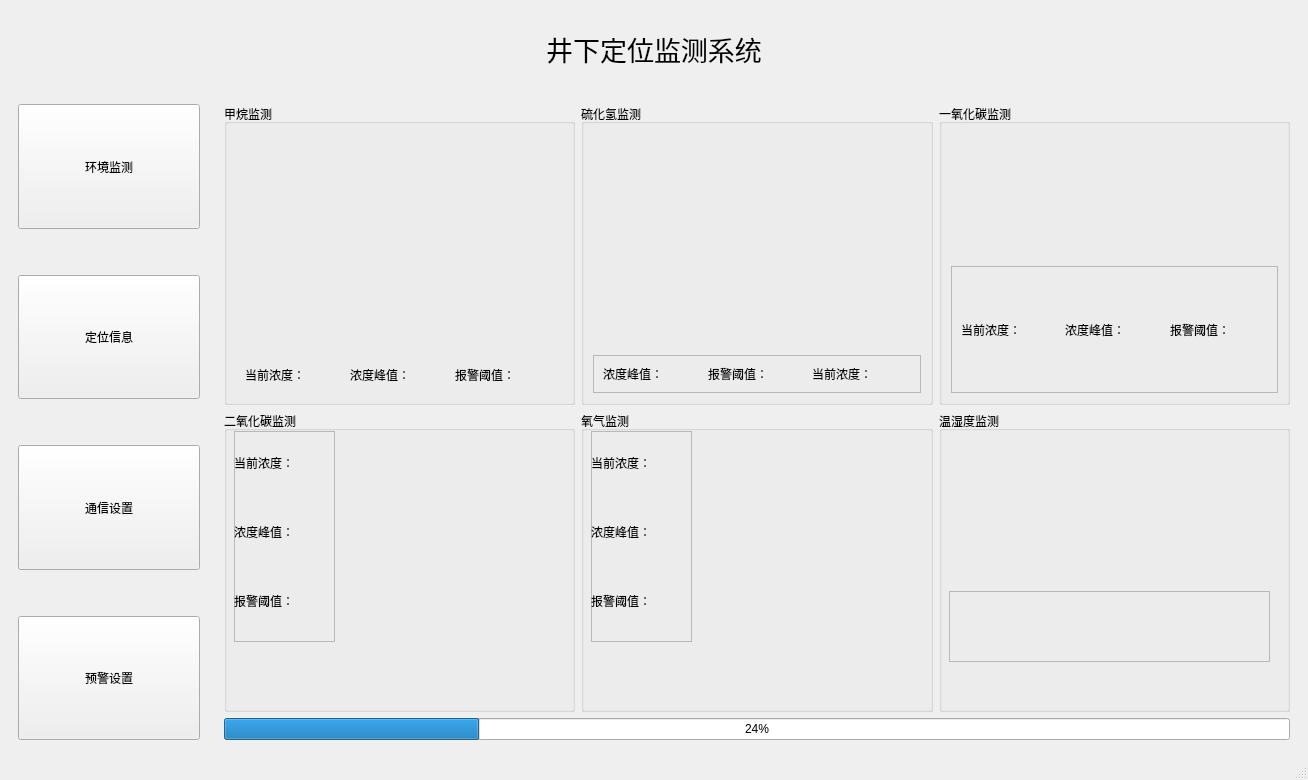
Old version of the form mainwindow.ui in the repository kkk-455123/-.
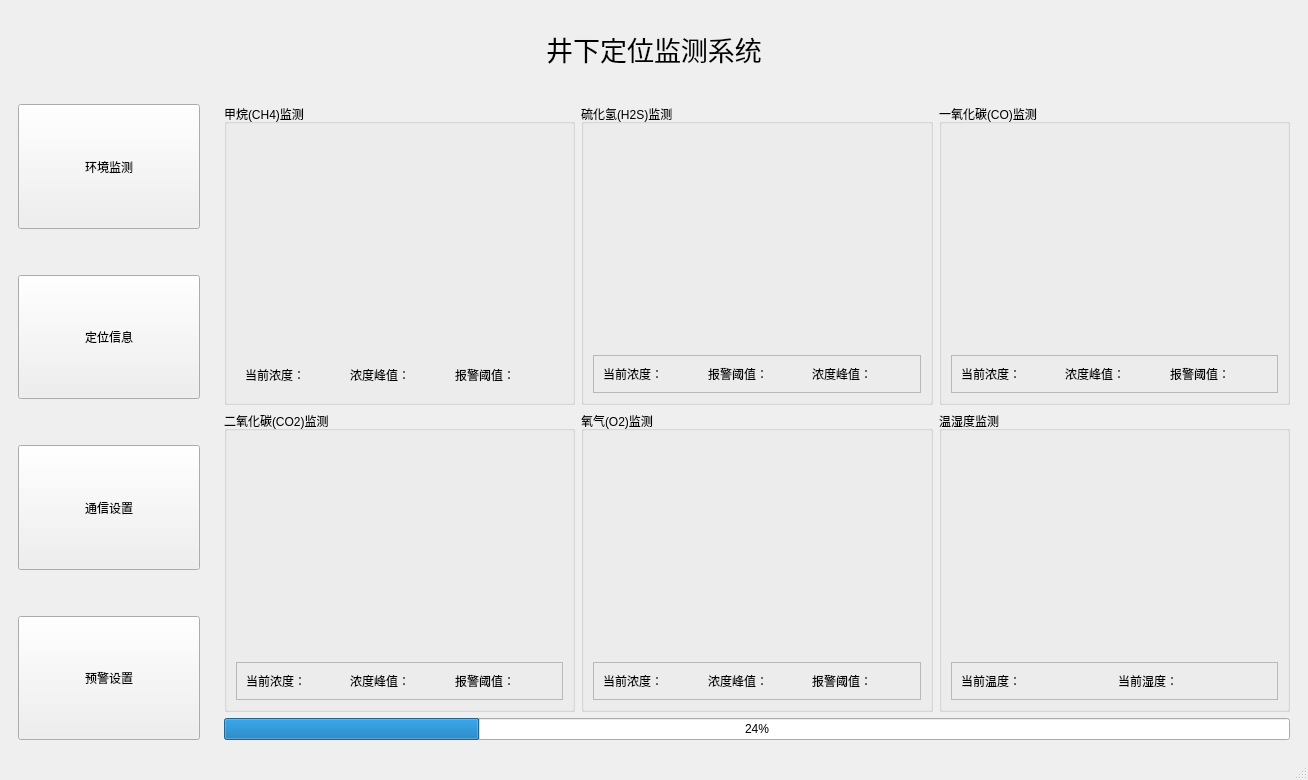
New version of the form. The open tabs and pages were chosen to show the change. Custom widgets are drawn as their Qt base class.

Diff of the .ui file:
```diff
--- a/mainwindow.ui
+++ b/mainwindow.ui
@@ -10,6 +10,12 @@
     <height>780</height>
    </rect>
   </property>
+  <property name="sizePolicy">
+   <sizepolicy hsizetype="Preferred" vsizetype="Maximum">
+    <horstretch>0</horstretch>
+    <verstretch>0</verstretch>
+   </sizepolicy>
+  </property>
   <property name="windowTitle">
    <string>MainWindow</string>
   </property>
@@ -192,7 +198,7 @@
           <item row="0" column="1">
            <widget class="QGroupBox" name="groupBox_6">
             <property name="title">
-             <string>硫化氢监测</string>
+             <string>硫化氢(H2S)监测</string>
             </property>
             <layout class="QVBoxLayout" name="verticalLayout_6">
              <item>
@@ -206,6 +212,9 @@
                  <verstretch>0</verstretch>
                 </sizepolicy>
                </property>
+               <property name="layoutDirection">
+                <enum>Qt::RightToLeft</enum>
+               </property>
                <property name="frameShape">
                 <enum>QFrame::StyledPanel</enum>
                </property>
@@ -243,139 +252,115 @@
           <item row="1" column="0">
            <widget class="QGroupBox" name="groupBox_3">
             <property name="title">
-             <string>二氧化碳监测</string>
+             <string>二氧化碳(CO2)监测</string>
             </property>
-            <widget class="QCustomPlot" name="widget_3" native="true">
-             <property name="geometry">
-              <rect>
-               <x>110</x>
-               <y>20</y>
-               <width>231</width>
-               <height>211</height>
-              </rect>
-             </property>
-            </widget>
-            <widget class="QFrame" name="frame_3">
-             <property name="geometry">
-              <rect>
-               <x>10</x>
-               <y>20</y>
-               <width>101</width>
-               <height>211</height>
-              </rect>
-             </property>
-             <property name="frameShape">
-              <enum>QFrame::StyledPanel</enum>
-             </property>
-             <property name="frameShadow">
-              <enum>QFrame::Raised</enum>
-             </property>
-             <widget class="QWidget" name="verticalLayoutWidget_3">
-              <property name="geometry">
-               <rect>
-                <x>0</x>
-                <y>0</y>
-                <width>101</width>
-                <height>201</height>
-               </rect>
-              </property>
-              <layout class="QVBoxLayout" name="verticalLayout_3">
-               <item>
-                <widget class="QLabel" name="label_9">
-                 <property name="text">
-                  <string>当前浓度：</string>
-                 </property>
-                </widget>
-               </item>
-               <item>
-                <widget class="QLabel" name="label_10">
-                 <property name="text">
-                  <string>浓度峰值：</string>
-                 </property>
-                </widget>
-               </item>
-               <item>
-                <widget class="QLabel" name="label_11">
-                 <property name="text">
-                  <string>报警阈值：</string>
-                 </property>
-                </widget>
-               </item>
-              </layout>
-             </widget>
-            </widget>
+            <layout class="QVBoxLayout" name="verticalLayout_10">
+             <item>
+              <widget class="QCustomPlot" name="widget_CO2" native="true"/>
+             </item>
+             <item>
+              <widget class="QFrame" name="frame_3">
+               <property name="sizePolicy">
+                <sizepolicy hsizetype="Preferred" vsizetype="Maximum">
+                 <horstretch>0</horstretch>
+                 <verstretch>0</verstretch>
+                </sizepolicy>
+               </property>
+               <property name="layoutDirection">
+                <enum>Qt::RightToLeft</enum>
+               </property>
+               <property name="frameShape">
+                <enum>QFrame::StyledPanel</enum>
+               </property>
+               <property name="frameShadow">
+                <enum>QFrame::Raised</enum>
+               </property>
+               <layout class="QHBoxLayout" name="horizontalLayout_11">
+                <item>
+                 <widget class="QLabel" name="label_11">
+                  <property name="text">
+                   <string>报警阈值：</string>
+                  </property>
+                 </widget>
+                </item>
+                <item>
+                 <widget class="QLabel" name="label_10">
+                  <property name="text">
+                   <string>浓度峰值：</string>
+                  </property>
+                 </widget>
+                </item>
+                <item>
+                 <widget class="QLabel" name="label_9">
+                  <property name="text">
+                   <string>当前浓度：</string>
+                  </property>
+                 </widget>
+                </item>
+               </layout>
+              </widget>
+             </item>
+            </layout>
            </widget>
           </item>
           <item row="1" column="1">
            <widget class="QGroupBox" name="groupBox_4">
             <property name="title">
-             <string>氧气监测</string>
+             <string>氧气(O2)监测</string>
             </property>
-            <widget class="QCustomPlot" name="widget_4" native="true">
-             <property name="geometry">
-              <rect>
-               <x>110</x>
-               <y>20</y>
-               <width>231</width>
-               <height>211</height>
-              </rect>
-             </property>
-            </widget>
-            <widget class="QFrame" name="frame_4">
-             <property name="geometry">
-              <rect>
-               <x>10</x>
-               <y>20</y>
-               <width>101</width>
-               <height>211</height>
-              </rect>
-             </property>
-             <property name="frameShape">
-              <enum>QFrame::StyledPanel</enum>
-             </property>
-             <property name="frameShadow">
-              <enum>QFrame::Raised</enum>
-             </property>
-             <widget class="QWidget" name="verticalLayoutWidget_4">
-              <property name="geometry">
-               <rect>
-                <x>0</x>
-                <y>0</y>
-                <width>101</width>
-                <height>201</height>
-               </rect>
-              </property>
-              <layout class="QVBoxLayout" name="verticalLayout_4">
-               <item>
-                <widget class="QLabel" name="label_12">
-                 <property name="text">
-                  <string>当前浓度：</string>
-                 </property>
-                </widget>
-               </item>
-               <item>
-                <widget class="QLabel" name="label_13">
-                 <property name="text">
-                  <string>浓度峰值：</string>
-                 </property>
-                </widget>
-               </item>
-               <item>
-                <widget class="QLabel" name="label_14">
-                 <property name="text">
-                  <string>报警阈值：</string>
-                 </property>
-                </widget>
-               </item>
-              </layout>
-             </widget>
-            </widget>
+            <layout class="QVBoxLayout" name="verticalLayout_3">
+             <item>
+              <widget class="QCustomPlot" name="widget_O2" native="true"/>
+             </item>
+             <item>
+              <widget class="QFrame" name="frame_4">
+               <property name="sizePolicy">
+                <sizepolicy hsizetype="Preferred" vsizetype="Maximum">
+                 <horstretch>0</horstretch>
+                 <verstretch>0</verstretch>
+                </sizepolicy>
+               </property>
+               <property name="layoutDirection">
+                <enum>Qt::RightToLeft</enum>
+               </property>
+               <property name="frameShape">
+                <enum>QFrame::StyledPanel</enum>
+               </property>
+               <property name="frameShadow">
+                <enum>QFrame::Raised</enum>
+               </property>
+               <layout class="QHBoxLayout" name="horizontalLayout_12">
+                <item>
+                 <widget class="QLabel" name="label_14">
+                  <property name="text">
+                   <string>报警阈值：</string>
+                  </property>
+                 </widget>
+                </item>
+                <item>
+                 <widget class="QLabel" name="label_13">
+                  <property name="text">
+                   <string>浓度峰值：</string>
+                  </property>
+                 </widget>
+                </item>
+                <item>
+                 <widget class="QLabel" name="label_12">
+                  <property name="text">
+                   <string>当前浓度：</string>
+                  </property>
+                 </widget>
+                </item>
+               </layout>
+              </widget>
+             </item>
+            </layout>
            </widget>
           </item>
           <item row="0" column="0">
            <widget class="QGroupBox" name="groupBox_CH4">
             <property name="title">
-             <string>甲烷监测</string>
+             <string>甲烷(CH4)监测</string>
             </property>
             <layout class="QVBoxLayout" name="verticalLayout">
              <item>
@@ -450,51 +435,72 @@
             <property name="title">
              <string>温湿度监测</string>
             </property>
-            <widget class="QCustomPlot" name="widget_2" native="true">
-             <property name="geometry">
-              <rect>
-               <x>10</x>
-               <y>20</y>
-               <width>401</width>
-               <height>151</height>
-              </rect>
-             </property>
-            </widget>
-            <widget class="QFrame" name="frame_2">
-             <property name="geometry">
-              <rect>
-               <x>10</x>
-               <y>180</y>
-               <width>321</width>
-               <height>71</height>
-              </rect>
-             </property>
-             <property name="sizePolicy">
-              <sizepolicy hsizetype="Preferred" vsizetype="Preferred">
-               <horstretch>0</horstretch>
-               <verstretch>0</verstretch>
-              </sizepolicy>
-             </property>
-             <property name="frameShape">
-              <enum>QFrame::StyledPanel</enum>
-             </property>
-             <property name="frameShadow">
-              <enum>QFrame::Raised</enum>
-             </property>
-            </widget>
+            <layout class="QVBoxLayout" name="verticalLayout_4">
+             <item>
+              <widget class="QCustomPlot" name="widget_humiture" native="true"/>
+             </item>
+             <item>
+              <widget class="QFrame" name="frame_2">
+               <property name="sizePolicy">
+                <sizepolicy hsizetype="Preferred" vsizetype="Maximum">
+                 <horstretch>0</horstretch>
+                 <verstretch>0</verstretch>
+                </sizepolicy>
+               </property>
+               <property name="layoutDirection">
+                <enum>Qt::LeftToRight</enum>
+               </property>
+               <property name="frameShape">
+                <enum>QFrame::StyledPanel</enum>
+               </property>
+               <property name="frameShadow">
+                <enum>QFrame::Raised</enum>
+               </property>
+               <layout class="QHBoxLayout" name="horizontalLayout_13">
+                <item>
+                 <widget class="QLabel" name="label_28">
+                  <property name="text">
+                   <string>当前温度：</string>
+                  </property>
+                 </widget>
+                </item>
+                <item>
+                 <widget class="QLabel" name="label_29">
+                  <property name="text">
+                   <string>当前湿度：</string>
+                  </property>
+                 </widget>
+                </item>
+               </layout>
+              </widget>
+             </item>
+            </layout>
            </widget>
           </item>
           <item row="0" column="2">
            <widget class="QGroupBox" name="groupBox_5">
             <property name="title">
-             <string>一氧化碳监测</string>
+             <string>一氧化碳(CO)监测</string>
             </property>
             <layout class="QVBoxLayout" name="verticalLayout_2">
              <item>
-              <widget class="QCustomPlot" name="widget_5" native="true"/>
+              <widget class="QCustomPlot" name="widget_CO" native="true">
+               <property name="sizePolicy">
+                <sizepolicy hsizetype="Preferred" vsizetype="Preferred">
+                 <horstretch>0</horstretch>
+                 <verstretch>0</verstretch>
+                </sizepolicy>
+               </property>
+              </widget>
              </item>
              <item>
               <widget class="QFrame" name="frame_6">
+               <property name="sizePolicy">
+                <sizepolicy hsizetype="Preferred" vsizetype="Maximum">
+                 <horstretch>0</horstretch>
+                 <verstretch>0</verstretch>
+                </sizepolicy>
+               </property>
                <property name="frameShape">
                 <enum>QFrame::StyledPanel</enum>
                </property>
```
Left out of the diff: 169 changed lines with no effect on the pictures.
